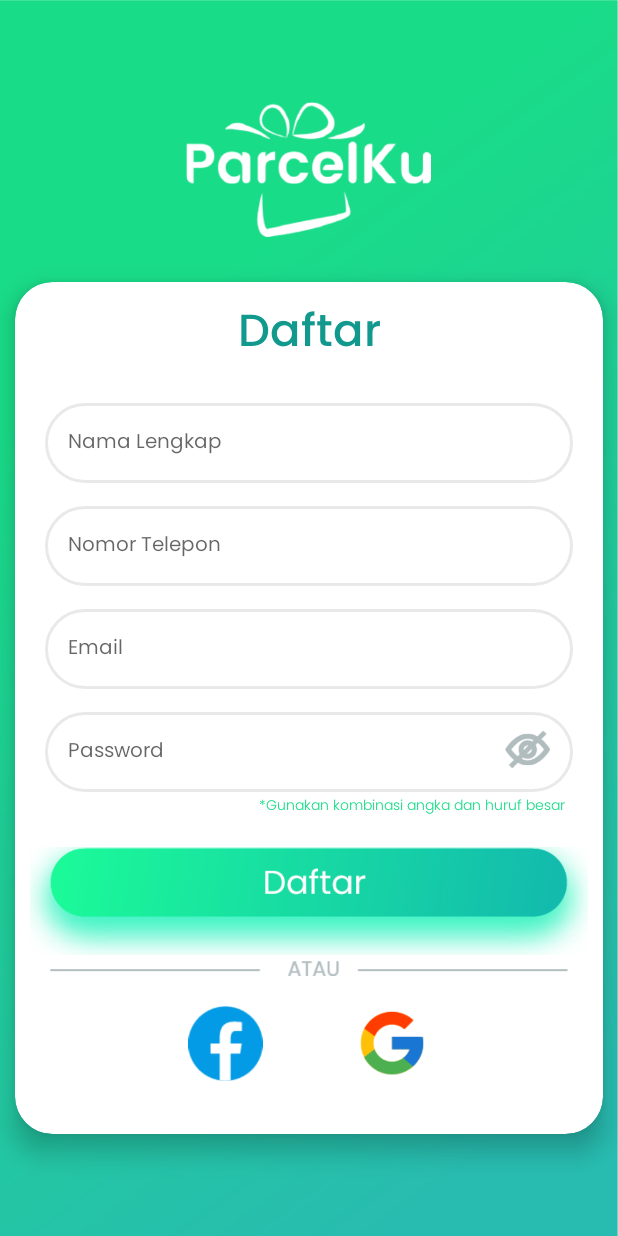
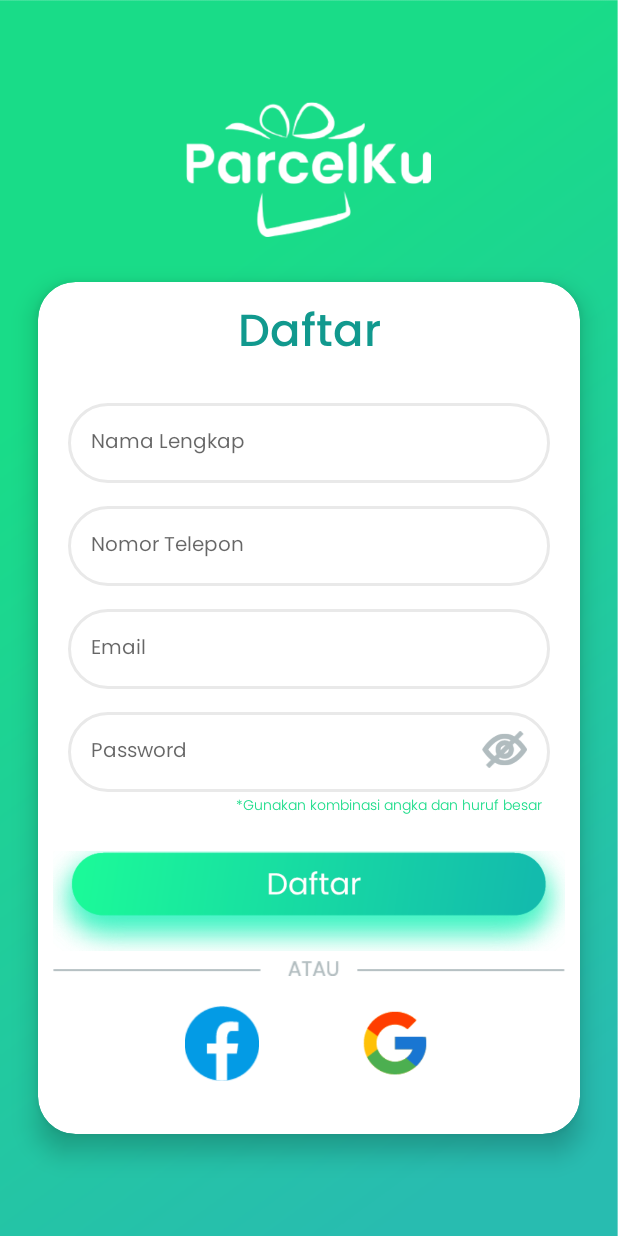
Before and after one commit to Udean2122/MyParcel, an Android app: the layout daftar.xml on its own in the app's theme, with its tools: preview values and no code run, on a phone screen of 412 x 824 dp. Run offline under Robolectric (Android 15) with nearby library versions, the phone set to English and light mode, and no system bars.

Commit message:
Rifqi Commit V2 : adding 1 layout daftar

```diff
--- a/app/src/main/res/layout/daftar.xml
+++ b/app/src/main/res/layout/daftar.xml
@@ -18,8 +18,8 @@
         app:cardCornerRadius="25dp"
         app:cardElevation="10dp"
         android:layout_marginTop="30dp"
-        android:layout_marginEnd="10dp"
-        android:layout_marginStart="10dp"
+        android:layout_marginEnd="25dp"
+        android:layout_marginStart="25dp"
         android:background="#fff"
         android:layout_width="match_parent"
         android:layout_height="wrap_content">
@@ -170,7 +170,7 @@
                     android:layout_height="50dp"/>
 
                 <View
-                    android:layout_weight="5"
+                    android:layout_weight="7"
                     android:layout_width="0dp"
                     android:layout_height="0dp"/>
 
```
